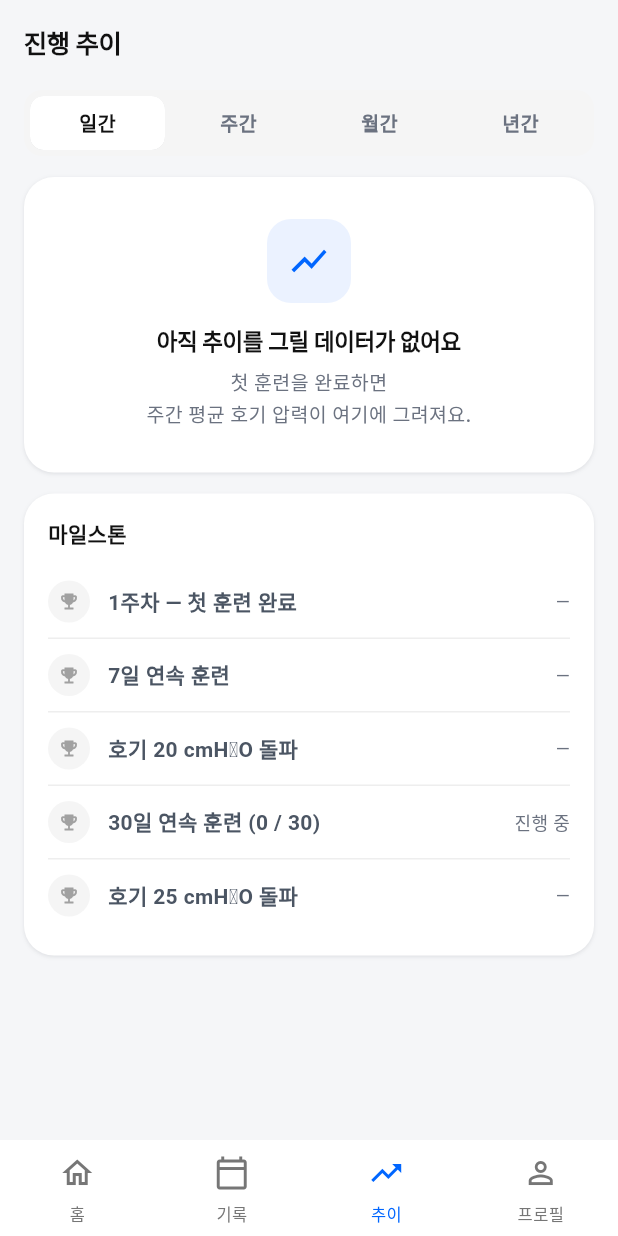
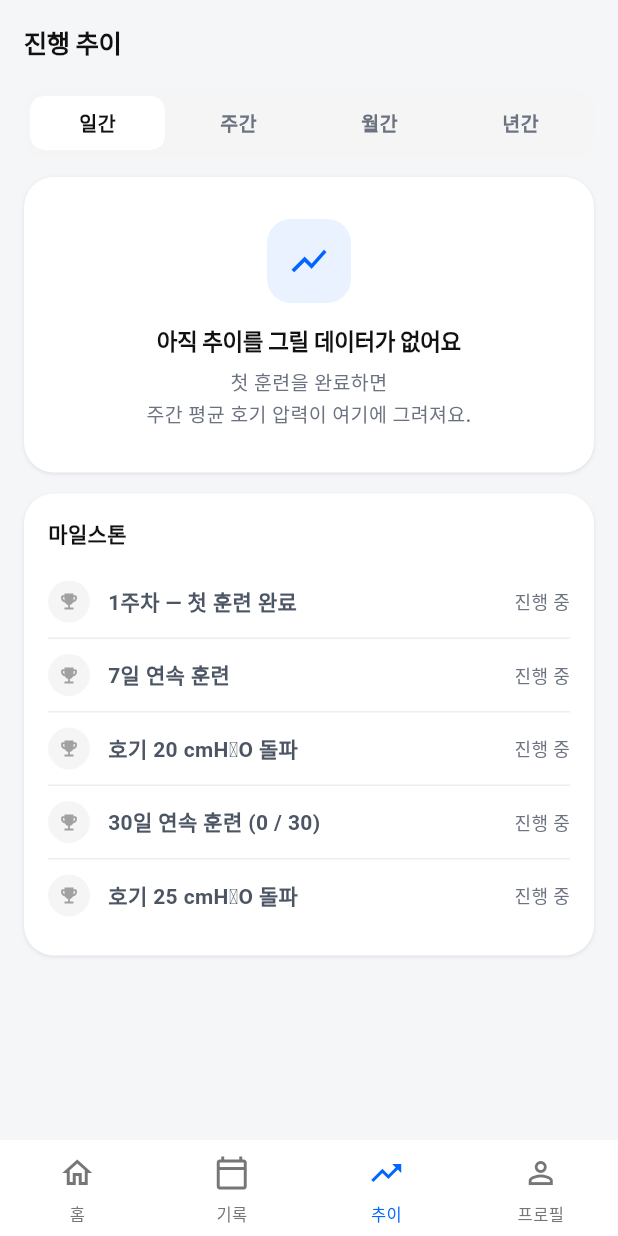
Before and after one commit to jaewon786/BlowFit, a Flutter app: the screen it shows after launch, item 3 of the bottom bar chosen, on a phone screen of 412 x 824 dp. Run offline on Flutter 3.47's test engine with Material 3 defaults, Android fonts, the phone set to English and light mode, and no system bars; our stand-ins replace drift, drift_flutter, fl_chart, flutter_blue_plus, flutter_riverpod, go_router and 2 more; accounts and stored records are empty; generated files the repository leaves out were written again; Roboto replaces fonts that are missing (Pretendard).

Commit message:
fix(app): UI polish across history / session detail / trend
History 화면:
- _StatsTriple: "이번 달" ↔ "이번 주" 위치 스왑 → [이번 주, 이번 달, 총 훈련]
- _CalendarCard: 셀 42개 (6행 × 7열) 고정 패딩 — 28/30/31일 + 시작 요일
  차이로 인한 카드 높이 변동 제거. 모든 달에서 동일 카드 높이.
- _CalendarCard: childAspectRatio 1 → 1.15 (셀 가로로 살짝 길게, 원 36 거의
  맞춤), grid 직후/legend 직전 SizedBox 14 → 8, 카드 padding bottom 16 → 12
  — 작은 폰에서 카드 하단 잘림 완화 (~49px 절약)

Session detail:
- _orificeLabel: "저강도 (4mm) / 중강도 (3mm) / 고강도 (2mm)" → 사용자 친화
  "다이얼 1단 / 2단 / 3단" 으로 통일 (펌웨어 0/1/2 → 1-base UI)
- 위젯 테스트 갱신 (find.textContaining "중강도" → "다이얼 2단")

Trend 화면:
- _PeriodTab: splash/highlight/hover Colors.transparent — 일/주/월/년 탭
  선택 시 파란 효과 제거. 이미 선택된 탭은 onTap=null 로 재클릭 무반응.
- _MilestoneRow._dateLabel: 미달성 케이스 "—" → "진행 중" 으로 통일
  (30일 streak 도 동일, MilestoneKind 분기 제거)

flutter analyze 0 error, history/session-detail/trend 위젯 테스트 모두 통과.

Co-Authored-By: Claude Opus 4.7 (1M context) <noreply@anthropic.com>

```diff
--- a/app/lib/features/trend/trend_screen.dart
+++ b/app/lib/features/trend/trend_screen.dart
@@ -189,8 +189,8 @@ class _PeriodTab extends StatelessWidget {
 
   @override
   Widget build(BuildContext context) {
-    // ClipRRect 로 splash 가 옆 탭으로 새지 않게 강제. selected 든 아니든
-    // 탭하면 InkWell 의 splash + highlight 가 보이도록 명시적 색 지정.
+    // 파란 splash/highlight 효과 제거. 이미 선택된 탭은 onTap 도 비활성화하여
+    // 시각/햅틱 모두 무반응 (불필요한 ripple 방지).
     return ClipRRect(
       borderRadius: BorderRadius.circular(9),
       child: Container(
@@ -202,14 +202,10 @@ class _PeriodTab extends StatelessWidget {
         child: Material(
           color: Colors.transparent,
           child: InkWell(
-            onTap: onTap,
-            // selected 시 흰 배경 위에서도 보이도록 살짝 진한 splash.
-            splashColor: selected
-                ? BlowfitColors.blue500.withValues(alpha: 0.12)
-                : BlowfitColors.blue500.withValues(alpha: 0.10),
-            highlightColor: selected
-                ? BlowfitColors.blue500.withValues(alpha: 0.06)
-                : BlowfitColors.blue500.withValues(alpha: 0.04),
+            onTap: selected ? null : onTap,
+            splashColor: Colors.transparent,
+            highlightColor: Colors.transparent,
+            hoverColor: Colors.transparent,
             child: SizedBox(
               height: double.infinity,
               child: Center(
@@ -826,12 +822,11 @@ class _MilestoneRow extends StatelessWidget {
   const _MilestoneRow({required this.milestone});
   final Milestone milestone;
 
-  /// 미달성 + 진행 중 케이스만 별도 라벨; 그 외 미달성은 '—'.
+  /// 달성 → 날짜, 미달성 → '진행 중' 으로 통일.
   String _dateLabel() {
     final at = milestone.achievedAt;
     if (at != null) return DateFormat('M월 d일', 'ko').format(at);
-    if (milestone.kind == MilestoneKind.thirtyDayStreak) return '진행 중';
-    return '—';
+    return '진행 중';
   }
 
   @override
```
Also changed, not shown: app/lib/features/history/history_screen.dart (+15 -6 lines), app/lib/features/session_detail/session_detail_screen.dart (+5 -4 lines), 1 other file.
